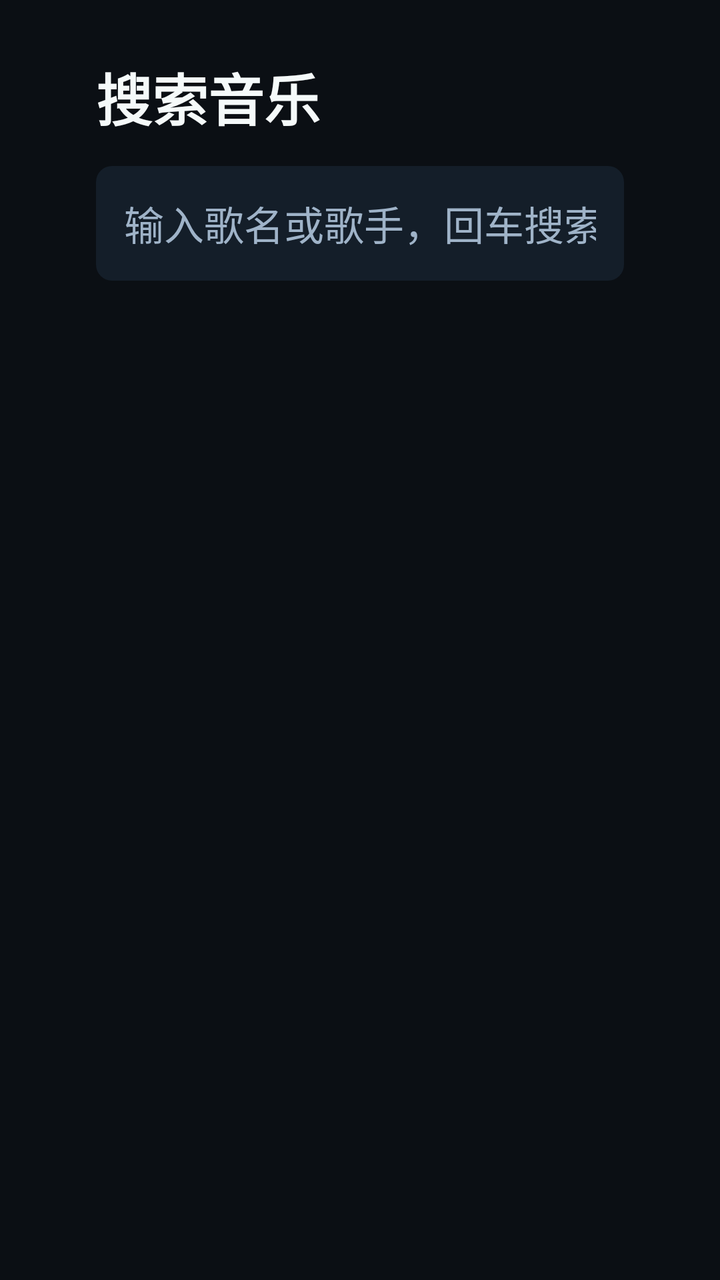
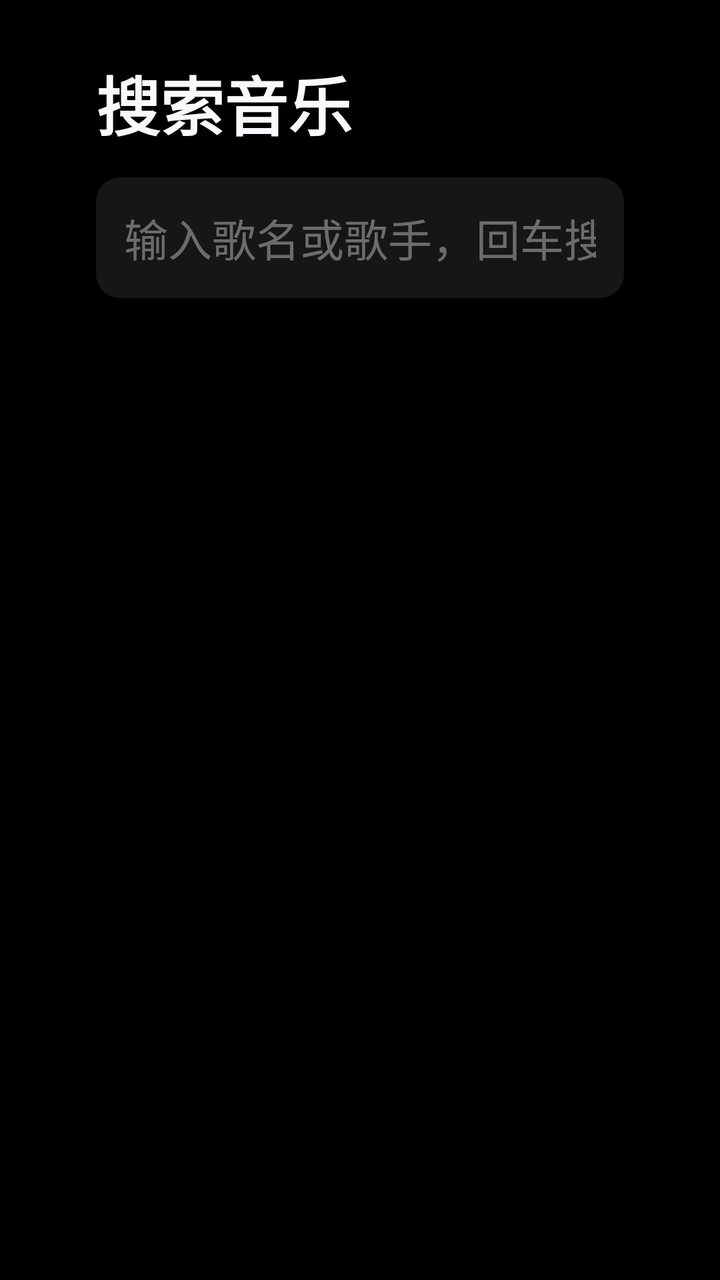

An Android layout rendered at two revisions. The XML below is the earlier revision; the diff shows what the commit changed to produce the second picture.
<!-- AndroidManifest.xml: another module's application theme PhoneTheme -->
<!-- res/layout/activity_search.xml -->
<?xml version="1.0" encoding="utf-8"?>
<LinearLayout xmlns:android="http://schemas.android.com/apk/res/android"
    android:layout_width="match_parent"
    android:layout_height="match_parent"
    android:background="@color/bg_dark"
    android:orientation="vertical"
    android:paddingLeft="@dimen/page_padding"
    android:paddingRight="@dimen/page_padding"
    android:paddingTop="28dp">

    <TextView
        android:layout_width="wrap_content"
        android:layout_height="wrap_content"
        android:text="@string/search_title"
        android:textColor="@color/text_primary"
        android:textSize="28sp"
        android:textStyle="bold" />

    <EditText
        android:id="@+id/search_input"
        android:layout_width="match_parent"
        android:layout_height="wrap_content"
        android:layout_marginTop="14dp"
        android:background="@drawable/search_input_bg"
        android:hint="@string/search_hint"
        android:imeOptions="actionSearch"
        android:inputType="text"
        android:maxLines="1"
        android:padding="14dp"
        android:singleLine="true"
        android:textColor="@color/text_primary"
        android:textColorHint="@color/text_secondary"
        android:textSize="20sp" />

    <LinearLayout
        android:id="@+id/hot_row"
        android:layout_width="match_parent"
        android:layout_height="wrap_content"
        android:layout_marginTop="14dp"
        android:orientation="horizontal" />

    <FrameLayout
        android:id="@+id/results_container"
        android:layout_width="match_parent"
        android:layout_height="0dp"
        android:layout_marginTop="10dp"
        android:layout_weight="1" />
</LinearLayout>
<!-- resources referenced by this layout -->
<resources>
  <color name="bg_dark">#0B0F14</color>
  <color name="text_primary">#F5FAFA</color>
  <color name="text_secondary">#9FB3C8</color>
  <dimen name="page_padding">48dp</dimen>
  <!-- drawable search_input_bg (drawable) -->
  <?xml version="1.0" encoding="utf-8"?>
  <selector xmlns:android="http://schemas.android.com/apk/res/android">
      <item android:state_focused="true">
          <shape android:shape="rectangle">
              <corners android:radius="8dp" />
              <solid android:color="#1B2938" />
              <stroke android:width="2dp" android:color="@color/accent" />
          </shape>
      </item>
      <item>
          <shape android:shape="rectangle">
              <corners android:radius="8dp" />
              <solid android:color="#141E29" />
          </shape>
      </item>
  </selector>
  <string name="search_hint">输入歌名或歌手，回车搜索</string>
  <string name="search_title">搜索音乐</string>
  <style name="PhoneTheme" parent="Theme.AppCompat">
          <item name="windowActionBar">false</item>
          <item name="windowNoTitle">true</item>
          <item name="colorPrimary">@color/accent</item>
          <item name="colorAccent">@color/accent</item>
          <item name="android:windowBackground">@color/bg_dark</item>
          <item name="android:textColorPrimary">@color/text_primary</item>
          <item name="android:textColorSecondary">@color/text_secondary</item>
      </style>
  <color name="accent">#20B2AA</color>
</resources>

<!-- the commit's change to res/layout/activity_search.xml (unified diff, before → after) -->
@@ -13,7 +13,7 @@
         android:layout_height="wrap_content"
         android:text="@string/search_title"
         android:textColor="@color/text_primary"
-        android:textSize="28sp"
+        android:textSize="@dimen/tv_text_title"
         android:textStyle="bold" />
 
     <EditText
@@ -29,8 +29,8 @@
         android:padding="14dp"
         android:singleLine="true"
         android:textColor="@color/text_primary"
-        android:textColorHint="@color/text_secondary"
-        android:textSize="20sp" />
+        android:textColorHint="@color/text_tertiary"
+        android:textSize="@dimen/tv_text_song" />
 
     <LinearLayout
         android:id="@+id/hot_row"
<!-- resource entries referenced after the edit -->
@@ -1,23 +1,26 @@
 <!-- resources referenced by this layout -->
 <resources>
-  <color name="bg_dark">#0B0F14</color>
-  <color name="text_primary">#F5FAFA</color>
-  <color name="text_secondary">#9FB3C8</color>
+  <color name="bg_dark">#000000</color>
+  <color name="text_primary">#F8F9FA</color>
+  <color name="text_tertiary">#61F8F9FA</color>
+  <color name="text_secondary">#8AF8F9FA</color>
   <dimen name="page_padding">48dp</dimen>
+  <dimen name="tv_text_song">22sp</dimen>
+  <dimen name="tv_text_title">32sp</dimen>
   <!-- drawable search_input_bg (drawable) -->
   <?xml version="1.0" encoding="utf-8"?>
   <selector xmlns:android="http://schemas.android.com/apk/res/android">
       <item android:state_focused="true">
           <shape android:shape="rectangle">
-              <corners android:radius="8dp" />
-              <solid android:color="#1B2938" />
+              <corners android:radius="12dp" />
+              <solid android:color="@color/bg_panel" />
               <stroke android:width="2dp" android:color="@color/accent" />
           </shape>
       </item>
       <item>
           <shape android:shape="rectangle">
-              <corners android:radius="8dp" />
-              <solid android:color="#141E29" />
+              <corners android:radius="12dp" />
+              <solid android:color="@color/bg_panel" />
           </shape>
       </item>
   </selector>
@@ -32,6 +35,7 @@
           <item name="android:textColorPrimary">@color/text_primary</item>
           <item name="android:textColorSecondary">@color/text_secondary</item>
       </style>
-  <color name="accent">#20B2AA</color>
+  <color name="bg_panel">#161616</color>
+  <color name="accent">#22C55E</color>
 </resources>
 
